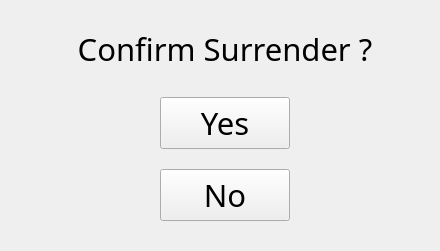
Above: src/gameWindow/surrenderWindow/surrenderWindow.ui from Generals-OI/Generals.OI before the change. Below: the same form after it.
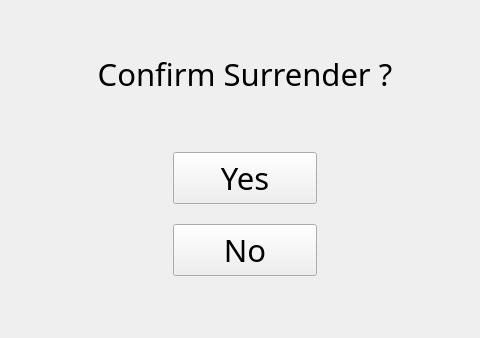
That is the form after the change.

Commit message: fix: change the font size of 'SurrenderWindow'

The edit to the form file:
```diff
--- a/src/gameWindow/surrenderWindow/surrenderWindow.ui
+++ b/src/gameWindow/surrenderWindow/surrenderWindow.ui
@@ -6,8 +6,8 @@
    <rect>
     <x>0</x>
     <y>0</y>
-    <width>440</width>
-    <height>251</height>
+    <width>480</width>
+    <height>338</height>
    </rect>
   </property>
   <property name="font">
@@ -40,7 +40,7 @@
      <property name="sizeHint" stdset="0">
       <size>
        <width>20</width>
-       <height>30</height>
+       <height>10</height>
       </size>
      </property>
     </spacer>
@@ -69,7 +69,7 @@
      <property name="sizeHint" stdset="0">
       <size>
        <width>20</width>
-       <height>42</height>
+       <height>50</height>
       </size>
      </property>
     </spacer>
```
